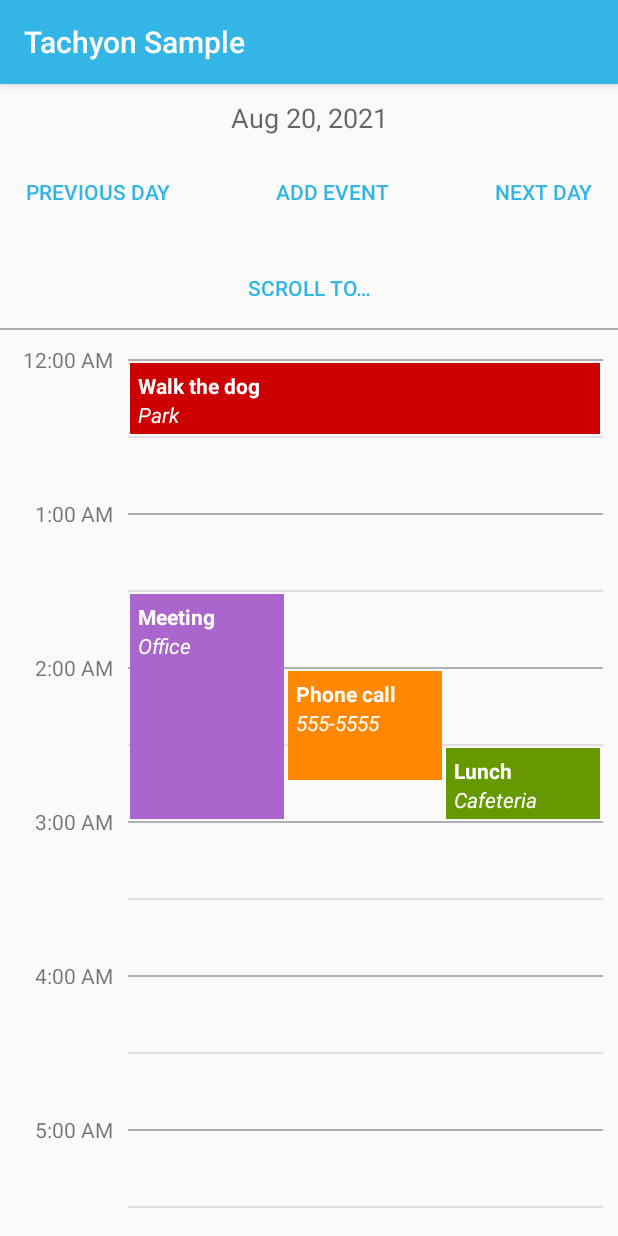
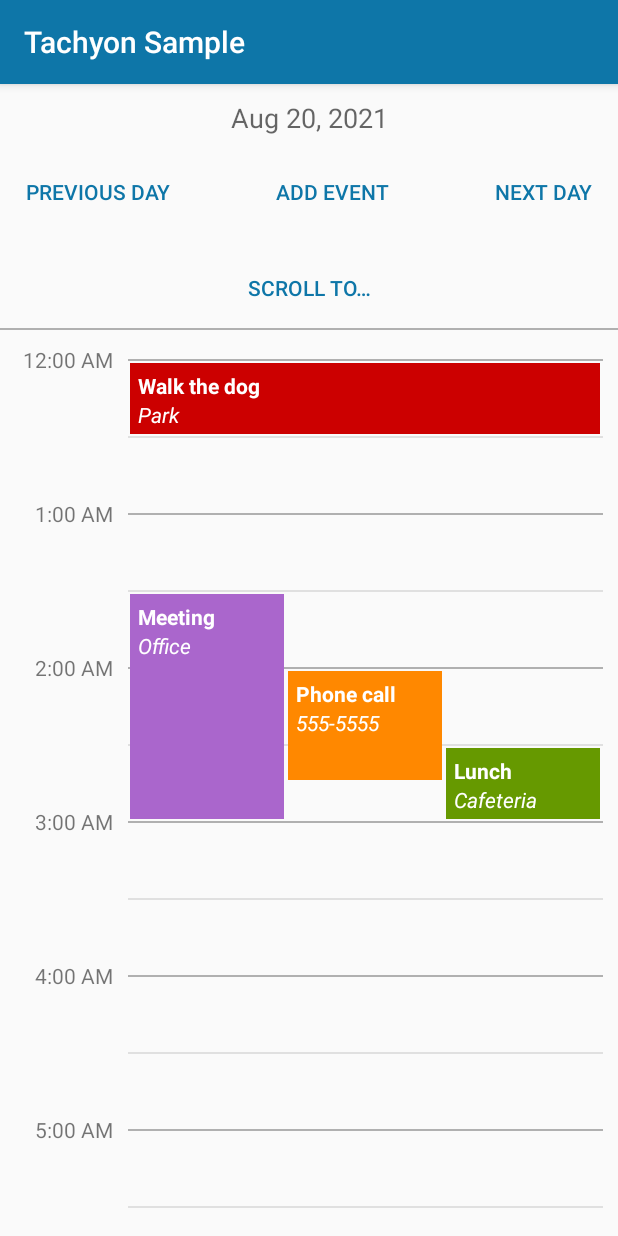
Before and after one commit to linkedin/Tachyon, an Android app: the screen it shows after launch (SampleActivity), on a phone screen of 412 x 824 dp. Run offline under Robolectric (Android 15) with nearby library versions, the phone set to English and light mode, and no system bars.

Commit message:
Update styles.xml

```diff
--- a/tachyon-sample/src/main/res/values/styles.xml
+++ b/tachyon-sample/src/main/res/values/styles.xml
@@ -6,8 +6,8 @@
 <!-- for license information. -->
 <resources>
     <style name="Theme.TachyonSample" parent="Theme.AppCompat.Light.DarkActionBar">
-        <item name="colorPrimary">@android:color/holo_blue_light</item>
+        <item name="colorPrimary">#0e76a8</item>
         <item name="colorPrimaryDark">@android:color/holo_blue_dark</item>
-        <item name="colorAccent">@android:color/holo_blue_light</item>
+        <item name="colorAccent">#0e76a8</item>
     </style>
 </resources>
```
